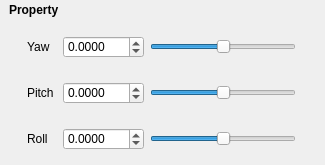
Above: IntrinsicEd/src/IntrinsicEdPropertyEditorRotation.ui from begla/Intrinsic before the change. Below: the same form after it.
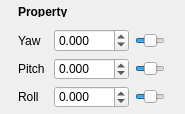
That is the form after the change.

Commit message: Overhauled property editor layout

Patch:
```diff
--- a/IntrinsicEd/src/IntrinsicEdPropertyEditorRotation.ui
+++ b/IntrinsicEd/src/IntrinsicEdPropertyEditorRotation.ui
@@ -6,12 +6,12 @@
    <rect>
     <x>0</x>
     <y>0</y>
-    <width>325</width>
-    <height>165</height>
+    <width>185</width>
+    <height>114</height>
    </rect>
   </property>
   <property name="sizePolicy">
-   <sizepolicy hsizetype="Expanding" vsizetype="Fixed">
+   <sizepolicy hsizetype="Preferred" vsizetype="Preferred">
     <horstretch>0</horstretch>
     <verstretch>0</verstretch>
    </sizepolicy>
@@ -19,13 +19,16 @@
   <property name="minimumSize">
    <size>
     <width>0</width>
-    <height>165</height>
+    <height>114</height>
    </size>
   </property>
   <property name="windowTitle">
    <string>Form</string>
   </property>
   <layout class="QVBoxLayout" name="verticalLayout">
+   <property name="spacing">
+    <number>6</number>
+   </property>
    <property name="leftMargin">
     <number>9</number>
    </property>
@@ -54,16 +57,16 @@
        <number>0</number>
       </property>
       <property name="leftMargin">
-       <number>0</number>
+       <number>9</number>
       </property>
       <property name="topMargin">
-       <number>0</number>
+       <number>3</number>
       </property>
       <property name="rightMargin">
-       <number>0</number>
+       <number>9</number>
       </property>
       <property name="bottomMargin">
-       <number>0</number>
+       <number>3</number>
       </property>
       <item>
        <widget class="QLabel" name="propertyTitle">
@@ -102,6 +105,9 @@
       </size>
      </property>
      <layout class="QVBoxLayout" name="verticalLayout_2">
+      <property name="spacing">
+       <number>6</number>
+      </property>
       <property name="topMargin">
        <number>3</number>
       </property>
@@ -111,6 +117,18 @@
       <item>
        <widget class="QWidget" name="widget" native="true">
         <layout class="QHBoxLayout" name="horizontalLayout_4">
+         <property name="leftMargin">
+          <number>0</number>
+         </property>
+         <property name="topMargin">
+          <number>0</number>
+         </property>
+         <property name="rightMargin">
+          <number>0</number>
+         </property>
+         <property name="bottomMargin">
+          <number>0</number>
+         </property>
          <item>
           <widget class="QLabel" name="lYaw">
            <property name="sizePolicy">
@@ -139,7 +157,7 @@
          <item>
           <widget class="QDoubleSpinBox" name="yaw">
            <property name="decimals">
-            <number>4</number>
+            <number>3</number>
            </property>
            <property name="minimum">
             <double>-360.000000000000000</double>
@@ -174,6 +192,18 @@
       <item>
        <widget class="QWidget" name="widget_2" native="true">
         <layout class="QHBoxLayout" name="horizontalLayout_3">
+         <property name="leftMargin">
+          <number>0</number>
+         </property>
+         <property name="topMargin">
+          <number>0</number>
+         </property>
+         <property name="rightMargin">
+          <number>0</number>
+         </property>
+         <property name="bottomMargin">
+          <number>0</number>
+         </property>
          <item>
           <widget class="QLabel" name="lPitch">
            <property name="sizePolicy">
@@ -196,7 +226,7 @@
          <item>
           <widget class="QDoubleSpinBox" name="pitch">
            <property name="decimals">
-            <number>4</number>
+            <number>3</number>
            </property>
            <property name="minimum">
             <double>-360.000000000000000</double>
@@ -231,6 +261,18 @@
       <item>
        <widget class="QWidget" name="widget_3" native="true">
         <layout class="QHBoxLayout" name="horizontalLayout_2">
+         <property name="leftMargin">
+          <number>0</number>
+         </property>
+         <property name="topMargin">
+          <number>0</number>
+         </property>
+         <property name="rightMargin">
+          <number>0</number>
+         </property>
+         <property name="bottomMargin">
+          <number>0</number>
+         </property>
          <item>
           <widget class="QLabel" name="lRoll">
            <property name="sizePolicy">
@@ -259,7 +301,7 @@
             </size>
            </property>
            <property name="decimals">
-            <number>4</number>
+            <number>3</number>
            </property>
            <property name="minimum">
             <double>-360.000000000000000</double>
```
The commit also changes 8 other files.
